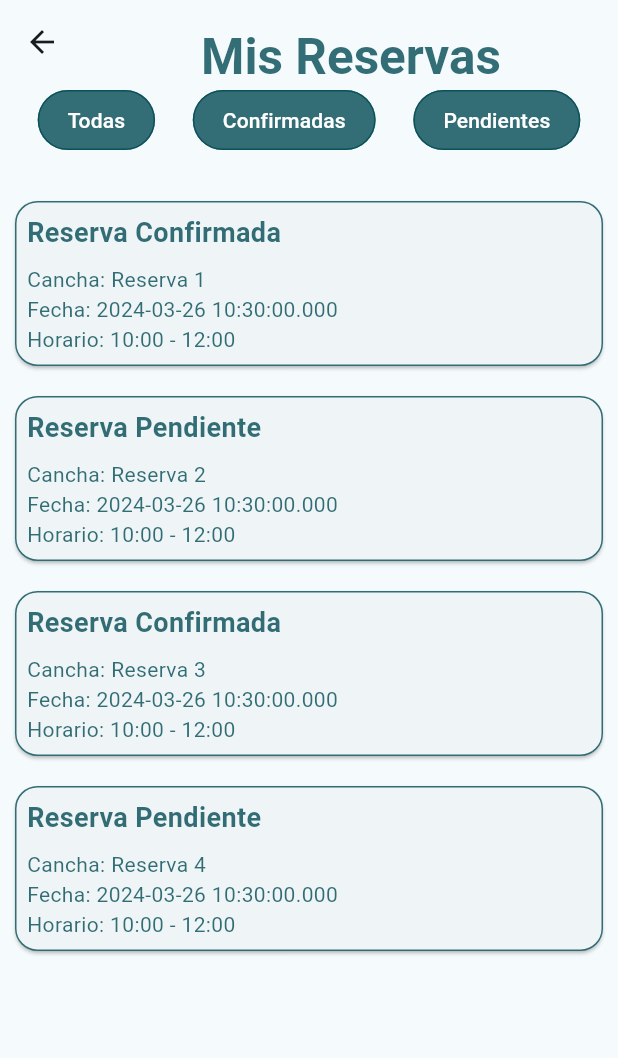
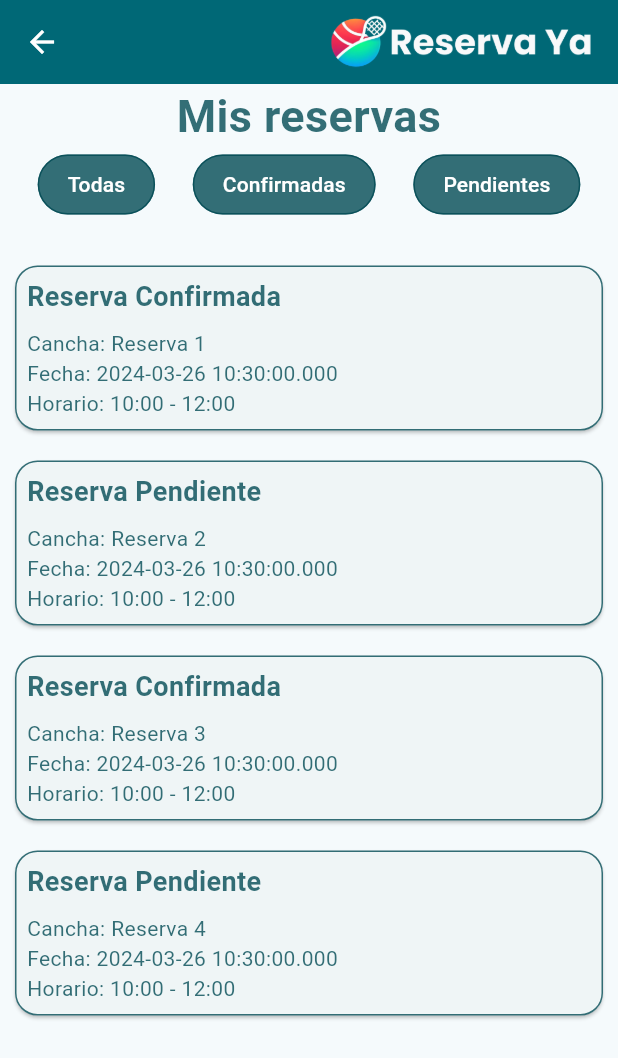
Before and after one commit to pablo137/ProjectMobile, a Flutter app: the RerservationPage screen opened directly, on a phone screen of 412 x 824 dp. Shown: the top 1058 px of the screen. Run offline on Flutter 3.47's test engine with Material 3 defaults, Android fonts, the phone set to English and light mode, and no system bars; our stand-ins replace intro_slider.

Commit message:
Reservation_complete

```diff
--- a/lib/pages/Reservations/reservation_card.dart
+++ b/lib/pages/Reservations/reservation_card.dart
@@ -4,17 +4,16 @@ import 'package:proyect/pages/Reservations/reservation_list.dart';
 class ReservationCard extends StatelessWidget {
   final Reserva reserva;
 
-  const ReservationCard(this.reserva);
+  const ReservationCard(this.reserva, {super.key});
 
   @override
   Widget build(BuildContext context) {
     return Card(
-      margin: EdgeInsets.all(10),
+      margin: const EdgeInsets.all(10),
       shape: RoundedRectangleBorder(
           borderRadius: BorderRadius.circular(15),
-          side: BorderSide(
-          color: Color(0xCA004953),
-
+          side: const BorderSide(
+            color: Color(0xCA004953),
           )),
       child: Padding(
         padding: const EdgeInsets.all(8.0),
@@ -27,27 +26,31 @@ class ReservationCard extends StatelessWidget {
                   : reserva.estado == 'Confirmada'
                       ? 'Reserva Confirmada'
                       : '',
-              style:
-                  TextStyle(fontWeight: FontWeight.bold,
-                  color: Color(0xCA004953),fontSize: 18),
+              style: const TextStyle(
+                  fontWeight: FontWeight.bold,
+                  color: Color(0xCA004953),
+                  fontSize: 18),
             ),
-            SizedBox(height: 8),
+            const SizedBox(height: 8),
             Text('Cancha: ${reserva.nombre}',
-                style: TextStyle(color: Color(0xCA004953),)),
+                style: const TextStyle(
+                  color: Color(0xCA004953),
+                )),
             Text(
-                'Fecha: ${DateTime.now().toString()}',
-                style: TextStyle(color: Color(0xCA004953)),
-                ), // Colocar la fecha real
-            Text('Horario: 10:00 - 12:00',
+              'Fecha: ${DateTime.now().toString()}',
+              style: const TextStyle(color: Color(0xCA004953)),
+            ), // Colocar la fecha real
+            const Text(
+              'Horario: 10:00 - 12:00',
               style: TextStyle(color: Color(0xCA004953)),
-              ), // Colocar el horario real
+            ),
             // if (reserva.estado == 'Pendiente')
-            //   FlatButton(
-            //     onPressed: () {
-            //       // Agregar lógica para cancelar la reserva
-            //     },
-            //     child: Text('Cancelar'),
-            //   ),
+            //   ElevatedButton(onPressed: (){},
+            //     child: const Text(
+            //       'Cancelar',
+            //       style: TextStyle(
+            //       color: Colors.white, fontSize: 10,
+            //   ),))
           ],
         ),
       ),
--- a/lib/pages/Reservations/reservation_page.dart
+++ b/lib/pages/Reservations/reservation_page.dart
@@ -1,10 +1,11 @@
 import 'package:flutter/material.dart';
-import 'package:flutter/widgets.dart';
 import 'package:proyect/pages/Reservations/reservation_card.dart';
 import 'package:proyect/pages/Reservations/reservation_list.dart';
-
+import 'package:proyect/widgets/topBar.dart';
 
 class RerservationPage extends StatefulWidget {
+  const RerservationPage({super.key});
+
   @override
   _RerservationPageState createState() => _RerservationPageState();
 }
@@ -23,23 +24,16 @@ class _RerservationPageState extends State<RerservationPage> {
   @override
   Widget build(BuildContext context) {
     return Scaffold(
-      appBar: AppBar(
-        title: Container(
-          padding: EdgeInsets.only(top: 20), // Ajusta la distancia hacia abajo
-          alignment: Alignment.center, // Centra el texto horizontalmente
-          child: Text(
-            'Mis Reservas',
-            style: TextStyle(
-              color: Color(0xCA004953),
-              fontSize: 33,
-              fontWeight: FontWeight.bold,
-            ),
-          ),
-        ),
-      ),
+      appBar: const TopBar(),
       body: Column(
         crossAxisAlignment: CrossAxisAlignment.stretch,
         children: [
+          const Text(
+            'Mis reservas',
+            style: TextStyle(color: Color(0xCA004953),fontWeight: FontWeight.bold, fontSize: 30),
+            textAlign: TextAlign.center,
+
+          ),
           Row(
             mainAxisAlignment: MainAxisAlignment.spaceEvenly,
             children: [
@@ -70,7 +64,7 @@ class _RerservationPageState extends State<RerservationPage> {
               ),
             ],
           ),
-          SizedBox(height: 20),
+          const SizedBox(height: 20),
           Expanded(
             child: ListView.builder(
               itemCount: reservasFiltradas.length,
@@ -89,25 +83,23 @@ class FilterButton extends StatelessWidget {
   final String text;
   final VoidCallback onPressed;
 
-  const FilterButton({Key? key, required this.text, required this.onPressed})
-      : super(key: key);
+  const FilterButton({super.key, required this.text, required this.onPressed});
 
   @override
   Widget build(BuildContext context) {
     return TextButton(
       onPressed: onPressed,
+      style: TextButton.styleFrom(
+        padding: const EdgeInsets.symmetric(horizontal: 20, vertical: 10),
+        backgroundColor: const Color(0xCA004953),
+        shape: RoundedRectangleBorder(
+          borderRadius: BorderRadius.circular(20),
+          side: const BorderSide(color: Color(0xCA004953)),
+        ),
+      ),
       child: Text(
         text,
-        style: TextStyle(color: Colors.white),
-      ),
-      style: TextButton.styleFrom(
-        padding: EdgeInsets.symmetric(horizontal: 20, vertical: 10),
-        backgroundColor: Color(0xCA004953),
-
-        shape: RoundedRectangleBorder(
-          borderRadius: BorderRadius.circular(20),
-          side: BorderSide(color: Color(0xCA004953)),
-        ),
+        style: const TextStyle(color: Colors.white),
       ),
     );
   }
--- a/lib/pages/cachas_app/wallyRaquet_page.dart
+++ b/lib/pages/cachas_app/wallyRaquet_page.dart
@@ -10,7 +10,7 @@ class WallyRaquet extends StatelessWidget {
   Widget build(BuildContext context) {
 
     return Scaffold(
-      appBar: TopBar(),
+      appBar: const TopBar(),
       body: CustomCardList(
         title: "Wally - Raquet",
         cardList: [
--- a/lib/routes.dart
+++ b/lib/routes.dart
@@ -1,5 +1,5 @@
 import 'package:flutter/material.dart';
-import 'package:proyect/Profile/profile_screen.dart';
+import 'package:proyect/pages/Reservations/reservation_page.dart';
 import 'package:proyect/pages/cachas_app/canchas_page.dart';
 import 'package:proyect/pages/cachas_app/futbol8_page.dart';
 import 'package:proyect/pages/cachas_app/wallyRaquet_page.dart';
@@ -12,6 +12,9 @@ Map<String, WidgetBuilder> routes = {
   '/wally-raquet': (context) => const WallyRaquet(),
   '/futbol8': (context) => const Futbol8(),
   '/canchas': (context) => const Canchas(),
+  '/mis_reservas':(context) =>  const RerservationPage(),
+  '/Cerrar_sesion':(context) => const LoginPage(),
+
   // '/':(context) => HomePage(),
   // '/mis_reservas':(context) => const MisReservas(),
 };
--- a/lib/widgets/bottomNav.dart
+++ b/lib/widgets/bottomNav.dart
@@ -27,8 +27,8 @@ class _BottomNavState extends State<BottomNav> {
                 '/canchas'); // Reemplaza la pantalla actual con la nueva
             break;
           case 1:
-            // Navigator.pushReplacementNamed(context,
-            //     '/mis_reservas'); // Reemplaza la pantalla actual con la nueva
+            Navigator.pushReplacementNamed(context,
+                '/mis_reservas'); // Reemplaza la pantalla actual con la nueva
             break;
         }
       },
--- a/pubspec.yaml
+++ b/pubspec.yaml
@@ -69,6 +69,7 @@ flutter:
     - assets/carrusel_onboarding/2.png
     - assets/carrusel_onboarding/3.png
     - assets/carrusel_onboarding/4.png
+    - assets/tProfileImage.png
   #   - images/a_dot_burr.jpeg
   #   - images/a_dot_ham.jpeg
 
```
Also changed, not shown: lib/Profile/profile_page.dart (+28 -27 lines), lib/Profile/profile_screen.dart (deleted, +0 -90 lines), lib/widgets/sideBar.dart (+5 -2 lines).
